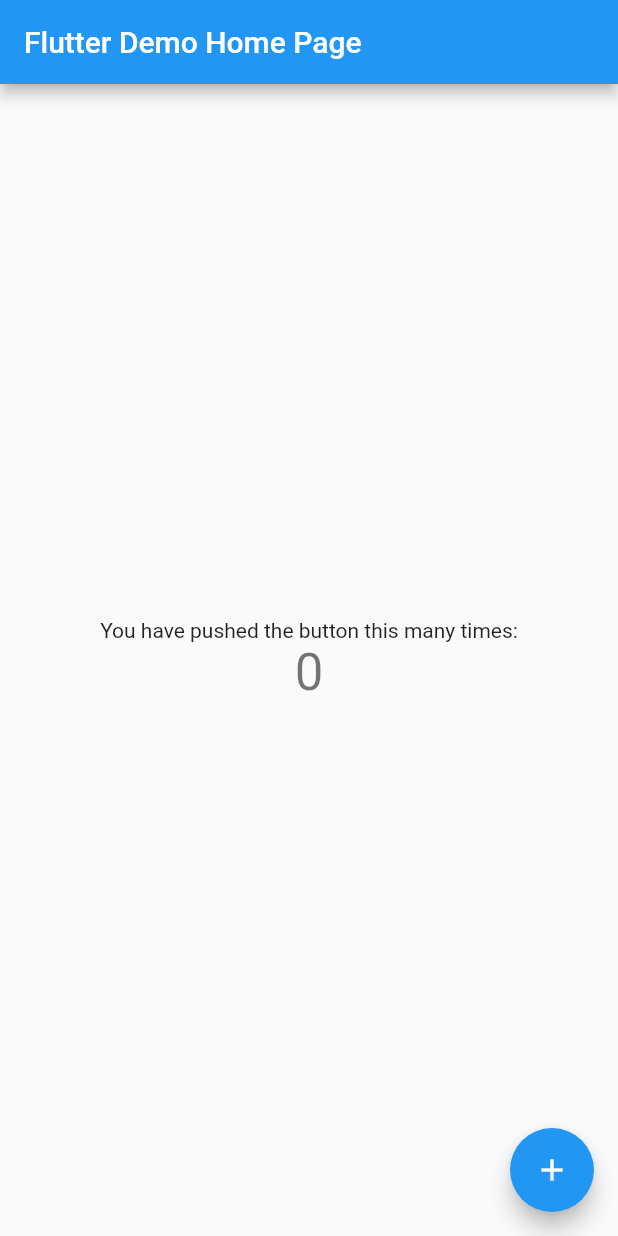
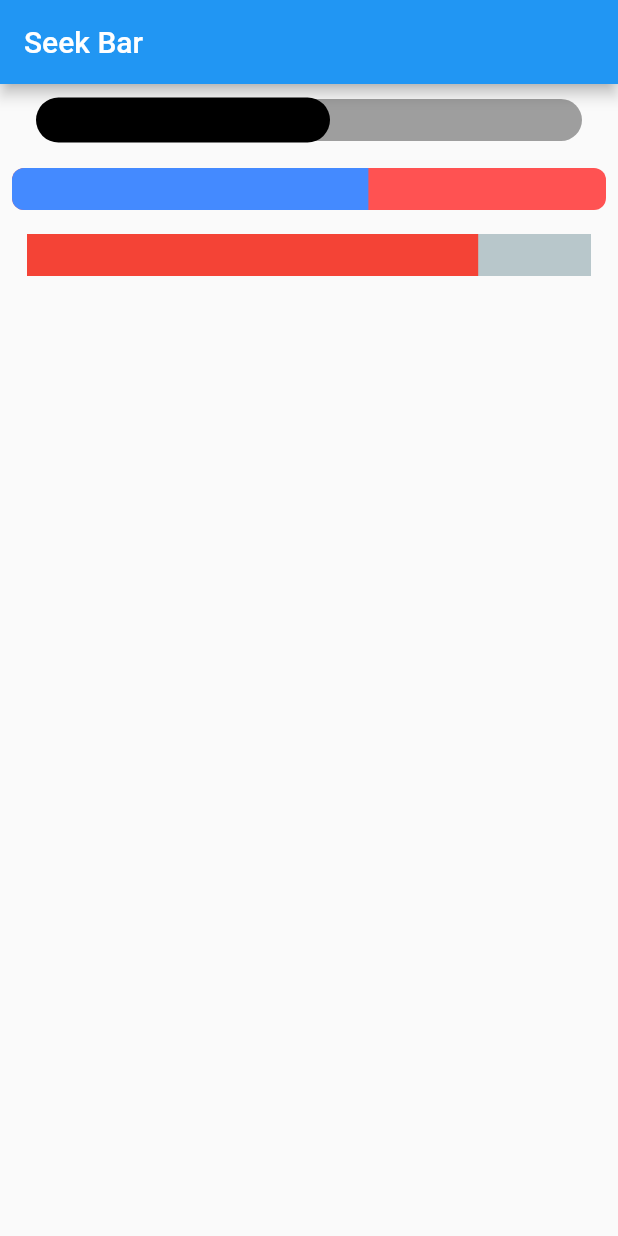
Before and after one commit to devapalanisamy/my_flutter_playground, a Flutter app: the screen it shows after launch, on a phone screen of 412 x 824 dp. Run offline on Flutter 3.47's test engine with Material 2 defaults, Android fonts, the phone set to English and light mode, and no system bars; drawn by our look-alikes of percent_indicator.

```diff
--- a/my_flutter_playground/lib/main.dart
+++ b/my_flutter_playground/lib/main.dart
@@ -1,4 +1,5 @@
 import 'package:flutter/material.dart';
+import 'package:my_flutter_playground/widgets/seekbar.dart';
 
 void main() => runApp(MyApp());
 
@@ -20,7 +21,7 @@ class MyApp extends StatelessWidget {
         // is not restarted.
         primarySwatch: Colors.blue,
       ),
-      home: MyHomePage(title: 'Flutter Demo Home Page'),
+      home: CustomSeekBar(),
     );
   }
 }
--- /dev/null
+++ b/my_flutter_playground/lib/widgets/seekbar.dart
@@ -0,0 +1,56 @@
+import 'package:flutter/material.dart';
+import 'package:percent_indicator/percent_indicator.dart';
+
+class CustomSeekBar extends StatelessWidget {
+  @override
+  Widget build(BuildContext context) {
+    return Scaffold(
+      appBar: AppBar(
+        title: Text('Seek Bar'),
+      ),
+      body: Column(children: [
+        SliderTheme(
+          child: Slider(
+            value: 50,
+            max: 100,
+            min: 0,
+            activeColor: Colors.black,
+            inactiveColor: Colors.grey,
+            onChanged: (double value) {},
+          ),
+          data: SliderTheme.of(context).copyWith(
+              trackHeight: 28,
+              thumbColor: Colors.transparent,
+              disabledThumbColor: Colors.transparent,
+              rangeThumbShape: null),
+        ),
+        Padding(
+          padding: const EdgeInsets.all(8.0),
+          child: ClipRRect(
+            borderRadius: BorderRadius.circular(8),
+            child: SizedBox(
+              height: 28,
+              child: LinearProgressIndicator(
+                backgroundColor: Colors.redAccent,
+                valueColor: AlwaysStoppedAnimation<Color>(Colors.blueAccent),
+                value: 0.6,
+              ),
+            ),
+          ),
+        ),
+        Padding(
+          padding: const EdgeInsets.all(8.0),
+          child: ClipRRect(
+            borderRadius: BorderRadius.circular(8),
+            child: LinearPercentIndicator(
+              lineHeight: 28,
+              percent: 0.8,
+              progressColor: Colors.red,
+              linearStrokeCap: LinearStrokeCap.butt,
+            ),
+          ),
+        )
+      ]),
+    );
+  }
+}
--- a/my_flutter_playground/pubspec.yaml
+++ b/my_flutter_playground/pubspec.yaml
@@ -19,6 +19,7 @@ environment:
 dependencies:
   flutter:
     sdk: flutter
+  percent_indicator: ^2.1.1+1
 
   # The following adds the Cupertino Icons font to your application.
   # Use with the CupertinoIcons class for iOS style icons.
```
